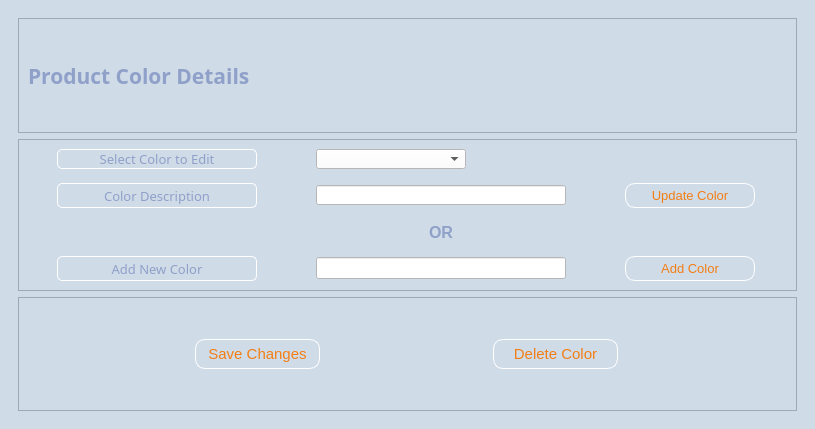
Old version of the form Hallywell CRMS v1/UI Files/ProductColorDetail.ui in the repository apduong/CIS-3365.
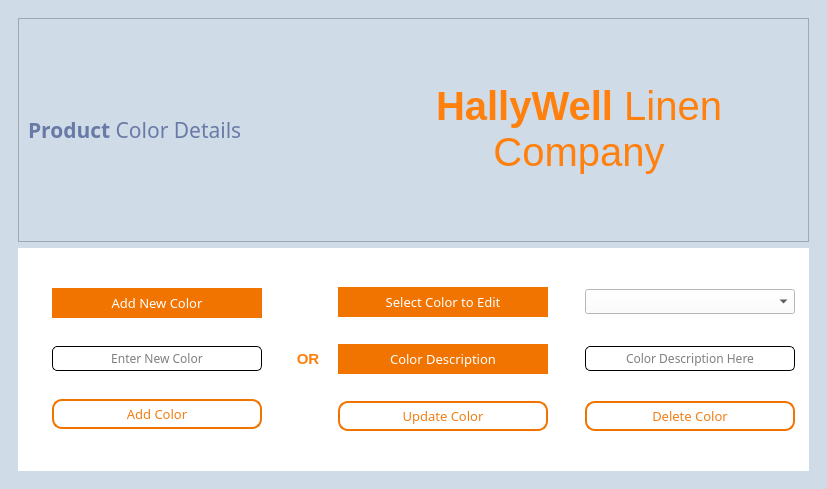
New version of the form. Icons and pictures are not drawn.

```diff
--- a/Hallywell CRMS v1/UI Files/ProductColorDetail.ui
+++ b/Hallywell CRMS v1/UI Files/ProductColorDetail.ui
@@ -6,8 +6,8 @@
    <rect>
     <x>0</x>
     <y>0</y>
-    <width>815</width>
-    <height>429</height>
+    <width>827</width>
+    <height>489</height>
    </rect>
   </property>
   <property name="windowTitle">
@@ -39,8 +39,8 @@
         <rect>
          <x>0</x>
          <y>0</y>
-         <width>793</width>
-         <height>407</height>
+         <width>805</width>
+         <height>467</height>
         </rect>
        </property>
        <layout class="QVBoxLayout" name="verticalLayout_2">
@@ -62,15 +62,15 @@
               <font>
                <family>Montserrat</family>
                <pointsize>16</pointsize>
-               <weight>75</weight>
-               <bold>true</bold>
+               <weight>50</weight>
+               <bold>false</bold>
               </font>
              </property>
              <property name="styleSheet">
-              <string notr="true">color:#8FA0C9</string>
+              <string notr="true">color:#6A7AA6</string>
              </property>
              <property name="text">
-              <string>Product Color Details</string>
+              <string>&lt;strong&gt;Product&lt;/strong&gt; Color Details</string>
              </property>
              <property name="alignment">
               <set>Qt::AlignLeading|Qt::AlignLeft|Qt::AlignVCenter</set>
@@ -78,20 +78,36 @@
             </widget>
            </item>
            <item>
-            <widget class="QLabel" name="Hallywell_Linen_Company">
+            <widget class="QLabel" name="label_title">
+             <property name="minimumSize">
+              <size>
+               <width>440</width>
+               <height>185</height>
+              </size>
+             </property>
              <property name="maximumSize">
               <size>
-               <width>437</width>
-               <height>133</height>
+               <width>440</width>
+               <height>185</height>
               </size>
              </property>
+             <property name="font">
+              <font>
+               <family>Segoe UI</family>
+               <pointsize>30</pointsize>
+              </font>
+             </property>
+             <property name="styleSheet">
+              <string notr="true">color:#FF800C</string>
+             </property>
              <property name="text">
-              <string/>
+              <string>&lt;strong&gt;HallyWell&lt;/strong&gt; 
+Linen Company</string>
              </property>
-             <property name="pixmap">
-              <pixmap>../../PycharmProjects/CIS-3365/Hallywell CRMS v1/Hallywell_Linen_Company.png</pixmap>
+             <property name="alignment">
+              <set>Qt::AlignCenter</set>
              </property>
-             <property name="scaledContents">
+             <property name="wordWrap">
               <bool>true</bool>
              </property>
             </widget>
@@ -102,51 +118,155 @@
         <item>
          <widget class="QFrame" name="frame_2">
           <property name="styleSheet">
-           <string notr="true">QLineEdit{background-color:white;}
+           <string notr="true">QFrame{background-color:white;}
 QComboBox{background-color:white;}
-QLabel{color:#8FA0C9;}
-QDoubleSpinBox{background-color:white;}
-QPlainTextEdit{background-color:white;}
-QLabel{border-radius:5px;border: 1px solid white;}
-QPushButton{color:#F27E14;}
-QPushButton::hover{border: solid black; background-color:white;}</string>
+QComboBox QAbstractItemView{background-color:#F17300; color:white;}
+QLabel{color:white;background-color:#F17300; border: solid white; border-radius: 0;}
+QPushButton{color:#F27E14; border:2px solid #F17300; border-radius: 10px;padding:2px;background-color:white;}
+QPushButton::hover{border:2px solid white; background-color:#F27E14; color:white;}
+QLineEdit{background-color:white; border: 1px solid black; border-radius: 5px;}
+QLineEdit::hover{border-radius: 0;}</string>
           </property>
           <property name="frameShape">
-           <enum>QFrame::StyledPanel</enum>
+           <enum>QFrame::NoFrame</enum>
+          </property>
+          <property name="frameShadow">
+           <enum>QFrame::Raised</enum>
+          </property>
+          <layout class="QHBoxLayout" name="horizontalLayout_3">
+           <item>
+            <widget class="QFrame" name="frame_3">
+             <property name="maximumSize">
+              <size>
+               <width>389</width>
+               <height>16777215</height>
+              </size>
+             </property>
+             <property name="frameShape">
+              <enum>QFrame::NoFrame</enum>
           </property>
           <property name="frameShadow">
            <enum>QFrame::Raised</enum>
           </property>
           <layout class="QGridLayout" name="gridLayout">
-           <property name="horizontalSpacing">
-            <number>30</number>
-           </property>
-           <property name="verticalSpacing">
-            <number>14</number>
-           </property>
-           <item row="2" column="1">
-            <widget class="QLabel" name="label_2">
+              <item row="2" column="0">
+               <widget class="QLabel" name="label">
+                <property name="minimumSize">
+                 <size>
+                  <width>210</width>
+                  <height>30</height>
+                 </size>
+                </property>
+                <property name="maximumSize">
+                 <size>
+                  <width>210</width>
+                  <height>30</height>
+                 </size>
+                </property>
+                <property name="font">
+                 <font>
+                  <family>Montserrat</family>
+                  <pointsize>10</pointsize>
+                 </font>
+                </property>
+                <property name="text">
+                 <string>Add New Color</string>
+                </property>
+                <property name="alignment">
+                 <set>Qt::AlignCenter</set>
+                </property>
+               </widget>
+              </item>
+              <item row="5" column="0">
+               <widget class="QPushButton" name="addButton">
              <property name="minimumSize">
               <size>
-               <width>0</width>
+                  <width>210</width>
+                  <height>30</height>
+                 </size>
+                </property>
+                <property name="maximumSize">
+                 <size>
+                  <width>210</width>
+                  <height>30</height>
+                 </size>
+                </property>
+                <property name="font">
+                 <font>
+                  <family>Montserrat Medium</family>
+                  <pointsize>10</pointsize>
+                  <weight>50</weight>
+                  <bold>false</bold>
+                 </font>
+                </property>
+                <property name="cursor">
+                 <cursorShape>PointingHandCursor</cursorShape>
+                </property>
+                <property name="text">
+                 <string>Add Color</string>
+                </property>
+               </widget>
+              </item>
+              <item row="3" column="0">
+               <widget class="QLineEdit" name="lineEdit_new">
+                <property name="minimumSize">
+                 <size>
+                  <width>200</width>
+                  <height>25</height>
+                 </size>
+                </property>
+                <property name="maximumSize">
+                 <size>
+                  <width>210</width>
+                  <height>25</height>
+                 </size>
+                </property>
+                <property name="font">
+                 <font>
+                  <family>Montserrat</family>
+                  <pointsize>9</pointsize>
+                 </font>
+                </property>
+                <property name="cursor">
+                 <cursorShape>ArrowCursor</cursorShape>
+                </property>
+                <property name="maxLength">
+                 <number>20</number>
+                </property>
+                <property name="alignment">
+                 <set>Qt::AlignCenter</set>
+                </property>
+                <property name="placeholderText">
+                 <string>Enter New Color</string>
+                </property>
+               </widget>
+              </item>
+             </layout>
+            </widget>
+           </item>
+           <item>
+            <widget class="QLabel" name="label_3">
+             <property name="minimumSize">
+              <size>
+               <width>30</width>
                <height>20</height>
               </size>
              </property>
              <property name="maximumSize">
               <size>
-               <width>16777215</width>
+               <width>30</width>
                <height>20</height>
               </size>
              </property>
              <property name="font">
               <font>
-               <pointsize>12</pointsize>
+               <pointsize>11</pointsize>
                <weight>75</weight>
                <bold>true</bold>
               </font>
              </property>
              <property name="styleSheet">
-              <string notr="true">border:none;</string>
+              <string notr="true">background-color:white; color:#FF800C;</string>
              </property>
              <property name="text">
               <string>OR</string>
@@ -156,32 +276,72 @@
              </property>
             </widget>
            </item>
+           <item>
+            <widget class="QFrame" name="frame_4">
+             <property name="maximumSize">
+              <size>
+               <width>471</width>
+               <height>16777215</height>
+              </size>
+             </property>
+             <property name="frameShape">
+              <enum>QFrame::NoFrame</enum>
+             </property>
+             <property name="frameShadow">
+              <enum>QFrame::Raised</enum>
+             </property>
+             <layout class="QGridLayout" name="gridLayout_2">
+              <property name="horizontalSpacing">
+               <number>40</number>
+              </property>
+              <item row="2" column="0">
+               <widget class="QLabel" name="label_5">
+                <property name="minimumSize">
+                 <size>
+                  <width>210</width>
+                  <height>30</height>
+                 </size>
+                </property>
+                <property name="maximumSize">
+                 <size>
+                  <width>210</width>
+                  <height>30</height>
+                 </size>
+                </property>
+                <property name="font">
+                 <font>
+                  <family>Montserrat</family>
+                  <pointsize>10</pointsize>
+                 </font>
+                </property>
+                <property name="text">
+                 <string>Color Description</string>
+                </property>
+                <property name="alignment">
+                 <set>Qt::AlignCenter</set>
+                </property>
+               </widget>
+              </item>
            <item row="0" column="0">
-            <widget class="QLabel" name="label">
+               <widget class="QLabel" name="label_4">
              <property name="minimumSize">
               <size>
-               <width>200</width>
-               <height>0</height>
+                  <width>210</width>
+                  <height>30</height>
               </size>
              </property>
              <property name="maximumSize">
               <size>
-               <width>200</width>
-               <height>16777215</height>
+                  <width>210</width>
+                  <height>30</height>
               </size>
              </property>
              <property name="font">
               <font>
-               <family>Montserrat Medium</family>
+                  <family>Montserrat</family>
                <pointsize>10</pointsize>
               </font>
              </property>
-             <property name="frameShape">
-              <enum>QFrame::Panel</enum>
-             </property>
-             <property name="frameShadow">
-              <enum>QFrame::Raised</enum>
-             </property>
              <property name="text">
               <string>Select Color to Edit</string>
              </property>
@@ -190,52 +350,71 @@
              </property>
             </widget>
            </item>
-           <item row="4" column="2">
-            <widget class="QPushButton" name="add_button">
+              <item row="2" column="1">
+               <widget class="QLineEdit" name="lineEdit_desc">
              <property name="minimumSize">
               <size>
-               <width>120</width>
+                  <width>210</width>
                <height>25</height>
               </size>
              </property>
              <property name="maximumSize">
               <size>
-               <width>130</width>
-               <height>16777215</height>
+                  <width>210</width>
+                  <height>25</height>
               </size>
              </property>
              <property name="font">
               <font>
-               <pointsize>10</pointsize>
-              </font>
-             </property>
-             <property name="text">
-              <string>Add Color</string>
+                  <family>Montserrat</family>
+                  <pointsize>9</pointsize>
+                 </font>
+                </property>
+                <property name="maxLength">
+                 <number>20</number>
+                </property>
+                <property name="alignment">
+                 <set>Qt::AlignCenter</set>
+                </property>
+                <property name="placeholderText">
+                 <string>Color Description Here</string>
              </property>
             </widget>
            </item>
            <item row="0" column="1">
             <widget class="QComboBox" name="comboBox_select">
+                <property name="minimumSize">
+                 <size>
+                  <width>210</width>
+                  <height>0</height>
+                 </size>
+                </property>
              <property name="maximumSize">
               <size>
-               <width>150</width>
-               <height>20</height>
-              </size>
-             </property>
+                  <width>210</width>
+                  <height>16777215</height>
+                 </size>
+                </property>
+                <property name="font">
+                 <font>
+                  <family>Montserrat</family>
+                  <pointsize>9</pointsize>
+                 </font>
+                </property>
             </widget>
            </item>
            <item row="4" column="0">
-            <widget class="QLabel" name="label_3">
+               <widget class="QPushButton" name="updateButton">
              <property name="minimumSize">
               <size>
-               <width>200</width>
-               <height>0</height>
+                  <width>210</width>
+                  <height>30</height>
               </size>
              </property>
              <property name="maximumSize">
               <size>
-               <width>150</width>
-               <height>16777215</height>
+                  <width>210</width>
+                  <height>30</height>
               </size>
              </property>
              <property name="font">
@@ -244,79 +423,8 @@
                <pointsize>10</pointsize>
               </font>
              </property>
-             <property name="text">
-              <string>Add New Color</string>
-             </property>
-             <property name="alignment">
-              <set>Qt::AlignCenter</set>
-             </property>
-            </widget>
-           </item>
-           <item row="1" column="0">
-            <widget class="QLabel" name="label_4">
-             <property name="minimumSize">
-              <size>
-               <width>200</width>
-               <height>0</height>
-              </size>
-             </property>
-             <property name="maximumSize">
-              <size>
-               <width>150</width>
-               <height>16777215</height>
-              </size>
-             </property>
-             <property name="font">
-              <font>
-               <family>Montserrat Medium</family>
-               <pointsize>10</pointsize>
-              </font>
-             </property>
-             <property name="frameShape">
-              <enum>QFrame::Panel</enum>
-             </property>
-             <property name="frameShadow">
-              <enum>QFrame::Raised</enum>
-             </property>
-             <property name="text">
-              <string>Color Description</string>
-             </property>
-             <property name="alignment">
-              <set>Qt::AlignCenter</set>
-             </property>
-            </widget>
-           </item>
-           <item row="1" column="1">
-            <widget class="QLineEdit" name="lineEdit_desc">
-             <property name="maximumSize">
-              <size>
-               <width>250</width>
-               <height>20</height>
-              </size>
-             </property>
-             <property name="styleSheet">
-              <string notr="true"/>
-             </property>
-            </widget>
-           </item>
-           <item row="1" column="2">
-            <widget class="QPushButton" name="update_button">
-             <property name="minimumSize">
-              <size>
-               <width>120</width>
-               <height>25</height>
-              </size>
-             </property>
-             <property name="maximumSize">
-              <size>
-               <width>130</width>
-               <height>16777215</height>
-              </size>
-             </property>
-             <property name="font">
-              <font>
-               <pointsize>10</pointsize>
-              </font>
+                <property name="cursor">
+                 <cursorShape>PointingHandCursor</cursorShape>
              </property>
              <property name="text">
               <string>Update Color</string>
@@ -324,75 +432,23 @@
             </widget>
            </item>
            <item row="4" column="1">
-            <widget class="QLineEdit" name="lineEdit_new">
-             <property name="maximumSize">
-              <size>
-               <width>250</width>
-               <height>16777215</height>
-              </size>
-             </property>
-            </widget>
-           </item>
-          </layout>
-         </widget>
-        </item>
-        <item>
-         <widget class="QFrame" name="frame_5">
-          <property name="styleSheet">
-           <string notr="true">QPushButton{color:#F27E14;}
-QPushButton::hover{border: solid black; background-color:white;}</string>
-          </property>
-          <property name="frameShape">
-           <enum>QFrame::StyledPanel</enum>
-          </property>
-          <property name="frameShadow">
-           <enum>QFrame::Raised</enum>
-          </property>
-          <layout class="QHBoxLayout" name="horizontalLayout_4">
-           <item>
-            <widget class="QPushButton" name="save_Button">
+               <widget class="QPushButton" name="deleteButton">
              <property name="minimumSize">
               <size>
-               <width>125</width>
+                  <width>210</width>
                <height>30</height>
               </size>
              </property>
              <property name="maximumSize">
               <size>
-               <width>120</width>
-               <height>16777215</height>
-              </size>
-             </property>
-             <property name="font">
-              <font>
-               <pointsize>11</pointsize>
-              </font>
-             </property>
-             <property name="cursor">
-              <cursorShape>PointingHandCursor</cursorShape>
-             </property>
-             <property name="text">
-              <string>Save Changes</string>
-             </property>
-            </widget>
-           </item>
-           <item>
-            <widget class="QPushButton" name="delete_Button">
-             <property name="minimumSize">
-              <size>
-               <width>125</width>
+                  <width>210</width>
                <height>30</height>
               </size>
              </property>
-             <property name="maximumSize">
-              <size>
-               <width>125</width>
-               <height>16777215</height>
-              </size>
-             </property>
              <property name="font">
               <font>
-               <pointsize>11</pointsize>
+                  <family>Montserrat Medium</family>
+                  <pointsize>10</pointsize>
               </font>
              </property>
              <property name="cursor">
@@ -401,6 +457,9 @@
              <property name="text">
               <string>Delete Color</string>
              </property>
+               </widget>
+              </item>
+             </layout>
             </widget>
            </item>
           </layout>
```
Left out of the diff: 4 changed lines with no effect on the pictures. Lines whose indentation alone changed are shown as unchanged.
